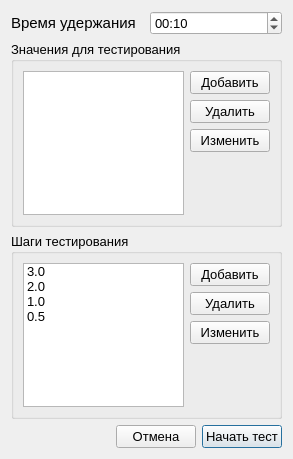
This is Src/Ui/TestSettings/OtherTestSettings.ui in Rekvim/MpiSkdIlim as Qt 5 draws it before an edit. The edited form follows.
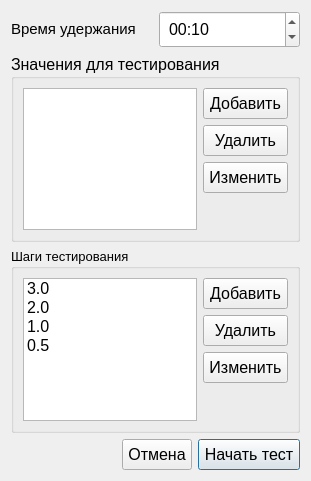
This is the edited form.

What changed in the file:
```diff
--- a/Src/Ui/TestSettings/OtherTestSettings.ui
+++ b/Src/Ui/TestSettings/OtherTestSettings.ui
@@ -6,8 +6,8 @@
    <rect>
     <x>0</x>
     <y>0</y>
-    <width>293</width>
-    <height>459</height>
+    <width>311</width>
+    <height>481</height>
    </rect>
   </property>
   <property name="font">
@@ -23,6 +23,11 @@
     <layout class="QHBoxLayout" name="horizontalLayout_3">
      <item>
       <widget class="QLabel" name="label">
+       <property name="font">
+        <font>
+         <pointsize>12</pointsize>
+        </font>
+       </property>
        <property name="text">
         <string>&lt;html&gt;&lt;head/&gt;&lt;body&gt;&lt;p&gt;&lt;span style=&quot; font-size:11pt;&quot;&gt;Время удержания&lt;/span&gt;&lt;/p&gt;&lt;/body&gt;&lt;/html&gt;</string>
        </property>
@@ -32,9 +37,12 @@
       <widget class="QTimeEdit" name="timeEdit">
        <property name="font">
         <font>
-         <pointsize>10</pointsize>
+         <pointsize>12</pointsize>
         </font>
        </property>
+       <property name="styleSheet">
+        <string notr="true">padding: 5px 5px;</string>
+       </property>
        <property name="currentSection">
         <enum>QDateTimeEdit::Section::SecondSection</enum>
        </property>
@@ -60,7 +68,7 @@
      <property name="font">
       <font>
        <family>Segoe UI</family>
-       <pointsize>10</pointsize>
+       <pointsize>12</pointsize>
       </font>
      </property>
      <property name="title">
@@ -81,9 +89,12 @@
           <property name="font">
            <font>
             <family>Segoe UI</family>
-            <pointsize>10</pointsize>
+            <pointsize>12</pointsize>
            </font>
           </property>
+          <property name="styleSheet">
+           <string notr="true">padding: 5px 5px;</string>
+          </property>
           <property name="text">
            <string>Добавить</string>
           </property>
@@ -97,9 +108,12 @@
           <property name="font">
            <font>
             <family>Segoe UI</family>
-            <pointsize>10</pointsize>
+            <pointsize>12</pointsize>
            </font>
           </property>
+          <property name="styleSheet">
+           <string notr="true">padding: 5px 5px;</string>
+          </property>
           <property name="text">
            <string>Удалить</string>
           </property>
@@ -110,9 +124,12 @@
           <property name="font">
            <font>
             <family>Segoe UI</family>
-            <pointsize>10</pointsize>
+            <pointsize>12</pointsize>
            </font>
           </property>
+          <property name="styleSheet">
+           <string notr="true">padding: 5px 5px;</string>
+          </property>
           <property name="text">
            <string>Изменить</string>
           </property>
@@ -150,6 +167,12 @@
      <layout class="QHBoxLayout" name="horizontalLayout_2">
       <item>
        <widget class="QListWidget" name="listWidget_step">
+        <property name="font">
+         <font>
+          <family>Segoe UI</family>
+          <pointsize>12</pointsize>
+         </font>
+        </property>
         <item>
          <property name="text">
           <string>3.0</string>
@@ -179,9 +202,12 @@
           <property name="font">
            <font>
             <family>Segoe UI</family>
-            <pointsize>10</pointsize>
+            <pointsize>12</pointsize>
            </font>
           </property>
+          <property name="styleSheet">
+           <string notr="true">padding: 5px 5px;</string>
+          </property>
           <property name="text">
            <string>Добавить</string>
           </property>
@@ -192,9 +218,12 @@
           <property name="font">
            <font>
             <family>Segoe UI</family>
-            <pointsize>10</pointsize>
+            <pointsize>12</pointsize>
            </font>
           </property>
+          <property name="styleSheet">
+           <string notr="true">padding: 5px 5px;</string>
+          </property>
           <property name="text">
            <string>Удалить</string>
           </property>
@@ -205,9 +234,12 @@
           <property name="font">
            <font>
             <family>Segoe UI</family>
-            <pointsize>10</pointsize>
+            <pointsize>12</pointsize>
            </font>
           </property>
+          <property name="styleSheet">
+           <string notr="true">padding: 5px 5px;</string>
+          </property>
           <property name="text">
            <string>Изменить</string>
           </property>
@@ -250,9 +282,12 @@
       <widget class="QPushButton" name="pushButton_2">
        <property name="font">
         <font>
-         <pointsize>10</pointsize>
+         <pointsize>12</pointsize>
         </font>
        </property>
+       <property name="styleSheet">
+        <string notr="true">padding: 5px 5px;</string>
+       </property>
        <property name="text">
         <string>Отмена</string>
        </property>
@@ -262,9 +297,12 @@
       <widget class="QPushButton" name="pushButton">
        <property name="font">
         <font>
-         <pointsize>10</pointsize>
+         <pointsize>12</pointsize>
         </font>
        </property>
+       <property name="styleSheet">
+        <string notr="true">padding: 5px 5px;</string>
+       </property>
        <property name="text">
         <string>Начать тест</string>
        </property>
```
